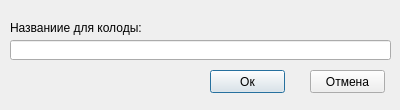
First picture: the form in add_category/add_category.ui, repository vladislavvasyukov/Memorigo, before the edit.
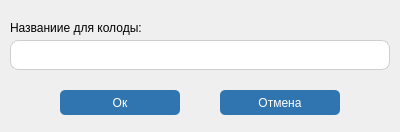
Second picture: the form after the edit.

What changed in the file:
```diff
--- a/add_category/add_category.ui
+++ b/add_category/add_category.ui
@@ -7,7 +7,7 @@
     <x>0</x>
     <y>0</y>
     <width>400</width>
-    <height>110</height>
+    <height>132</height>
    </rect>
   </property>
   <property name="windowTitle">
@@ -16,12 +16,20 @@
   <widget class="QPushButton" name="create_category_button">
    <property name="geometry">
     <rect>
-     <x>210</x>
-     <y>70</y>
-     <width>75</width>
-     <height>23</height>
+     <x>60</x>
+     <y>90</y>
+     <width>120</width>
+     <height>25</height>
     </rect>
    </property>
+   <property name="styleSheet">
+    <string notr="true">color: #fff;
+text-decoration: none; 
+user-select: none;
+background-color: #3175b0;
+fon-size: 14px;
+border-radius: 5px;</string>
+   </property>
    <property name="text">
     <string>Ок</string>
    </property>
@@ -29,12 +37,20 @@
   <widget class="QPushButton" name="cancel_button">
    <property name="geometry">
     <rect>
-     <x>310</x>
-     <y>70</y>
-     <width>75</width>
-     <height>23</height>
+     <x>220</x>
+     <y>90</y>
+     <width>120</width>
+     <height>25</height>
     </rect>
    </property>
+   <property name="styleSheet">
+    <string notr="true">color: #fff;
+text-decoration: none; 
+user-select: none;
+background-color: #3175b0;
+fon-size: 14px;
+border-radius: 5px;</string>
+   </property>
    <property name="text">
     <string>Отмена</string>
    </property>
@@ -44,10 +60,17 @@
     <rect>
      <x>10</x>
      <y>40</y>
-     <width>381</width>
-     <height>20</height>
+     <width>380</width>
+     <height>30</height>
     </rect>
    </property>
+   <property name="styleSheet">
+    <string notr="true">font-size: 14px;
+padding: 6px 0 4px 10px;
+border: 1px solid #cecece;
+background: #fff;
+border-radius: 8px;</string>
+   </property>
   </widget>
   <widget class="QLabel" name="label">
    <property name="geometry">
```
